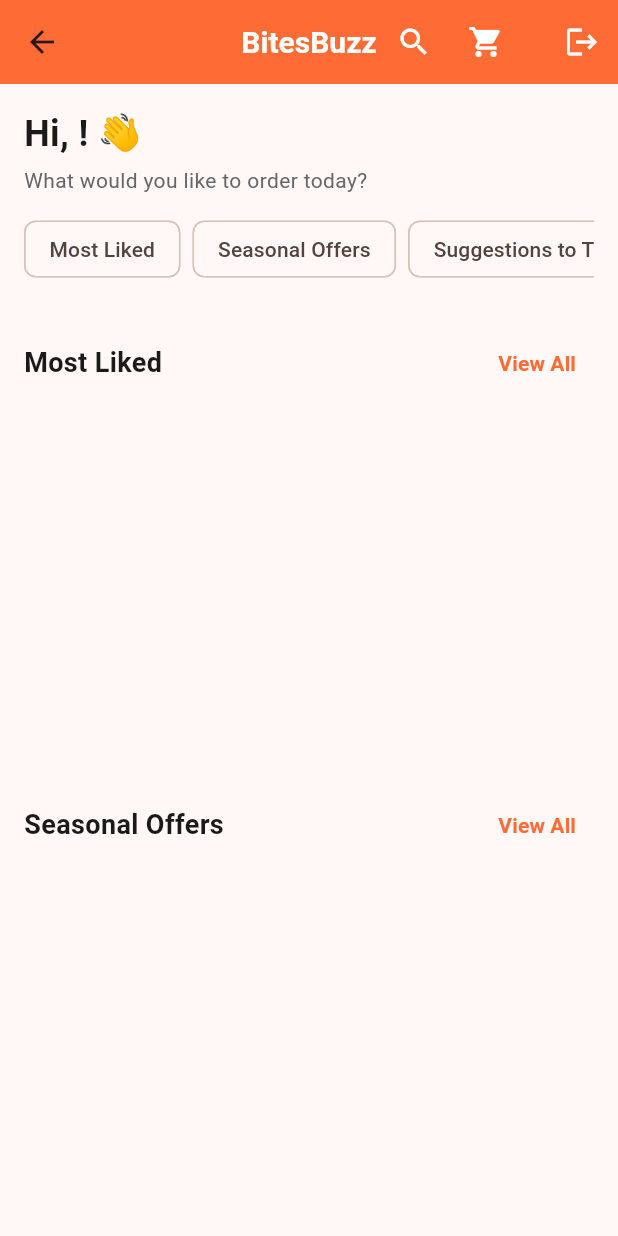
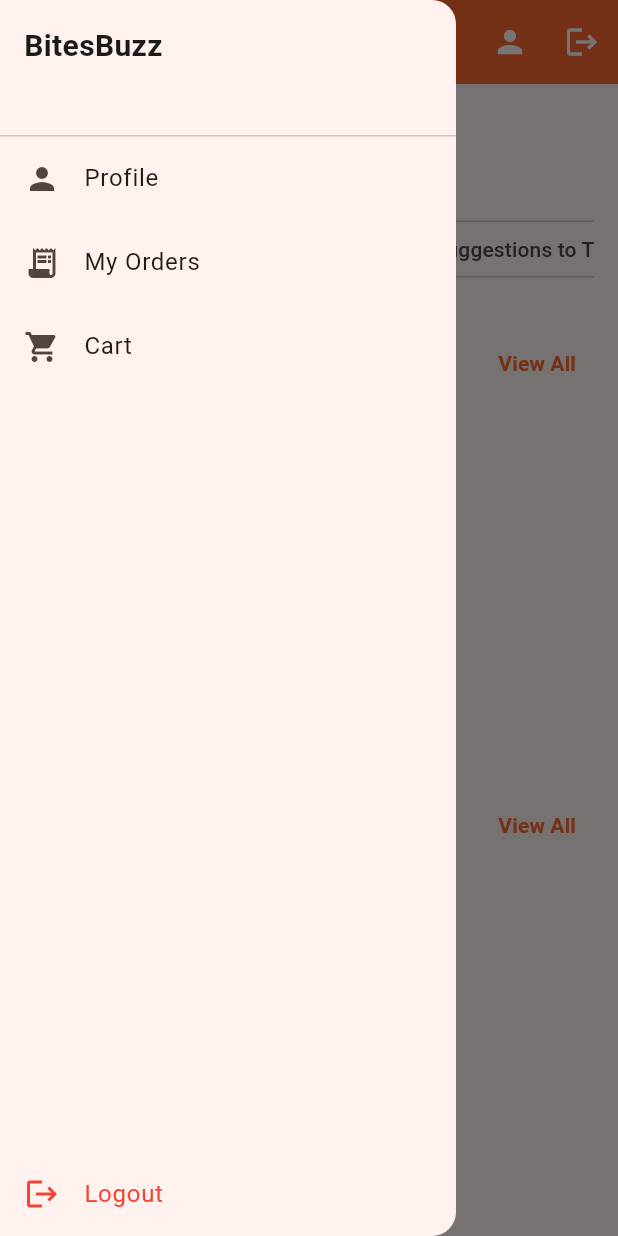
Before and after one commit to laibaAttique/FoodOrdering, a Flutter app: the HomeScreen screen opened by its route, with the side drawer open (before the commit the screen has no drawer), on a phone screen of 412 x 824 dp. Run offline on Flutter 3.47's test engine with Material 3 defaults, Android fonts, the phone set to English and light mode, and no system bars; our stand-ins replace cloud_firestore, firebase_auth, firebase_core, flutter_map, latlong2, shared_preferences; accounts and stored records are empty.

Commit message:
Asked_Commit

```diff
--- a/lib/main.dart
+++ b/lib/main.dart
@@ -14,6 +14,7 @@
 import 'screens/menu_screen.dart';
 import 'screens/checkout_screen.dart';
 import 'screens/order_history_screen.dart';
+import 'screens/order_tracking_screen.dart';
 import 'screens/profile_screen.dart';
 import 'screens/item_details_screen.dart';
 
@@ -211,6 +212,10 @@
               '/menu': (context) => const MenuScreen(),
               '/checkout': (context) => const CheckoutScreen(),
               '/order-history': (context) => const OrderHistoryScreen(),
+              '/order-tracking': (context) {
+                final args = ModalRoute.of(context)?.settings.arguments as String?;
+                return OrderTrackingScreen(orderId: args ?? '');
+              },
               '/profile': (context) => const ProfileScreen(),
               // TODO: Add routes as screens are implemented
               // '/item-details': (context) => const ItemDetailsScreen(),
--- a/lib/providers/order_provider.dart
+++ b/lib/providers/order_provider.dart
@@ -10,16 +10,23 @@
   final FirestoreService _firestoreService = FirestoreService();
   final Uuid _uuid = const Uuid();
 
+  static const Map<String, double> _defaultTrackingLocation = {
+    'lat': 31.5204,
+    'lng': 74.3587,
+  };
+
   List<OrderModel> _orders = [];
   List<OrderModel> _activeOrders = [];
   bool _isLoading = false;
   String? _userId;
+  String? _lastError;
 
   // Getters
   List<OrderModel> get orders => _orders;
   List<OrderModel> get activeOrders => _activeOrders;
   bool get isLoading => _isLoading;
   bool get hasActiveOrders => _activeOrders.isNotEmpty;
+  String? get lastError => _lastError;
 
   /// Set user ID and load orders
   Future<void> setUserId(String? userId) async {
@@ -39,6 +46,7 @@
 
     try {
       _isLoading = true;
+      _lastError = null;
       notifyListeners();
 
       _orders = await _firestoreService.getUserOrders(_userId!);
@@ -50,6 +58,7 @@
       if (kDebugMode) {
         print('Error loading orders: $e');
       }
+      _lastError = e.toString();
       _isLoading = false;
       notifyListeners();
     }
@@ -86,6 +95,7 @@
         status: OrderStatus.placed,
         deliveryAddress: deliveryAddress,
         deliveryInstructions: deliveryInstructions,
+        deliveryLocation: orderType == OrderType.delivery ? _defaultTrackingLocation : null,
         paymentMethod: 'Cash on Delivery',
         createdAt: DateTime.now(),
       );
@@ -123,6 +133,14 @@
     return _firestoreService.streamOrder(orderId);
   }
 
+  Future<void> updateDeliveryLocation(
+    String orderId, {
+    required double lat,
+    required double lng,
+  }) async {
+    await _firestoreService.updateOrderDeliveryLocation(orderId, lat: lat, lng: lng);
+  }
+
   /// Refresh orders
   Future<void> refreshOrders() async {
     await loadOrders();
--- a/lib/screens/home_screen.dart
+++ b/lib/screens/home_screen.dart
@@ -60,6 +60,73 @@
         'Guest';
 
     return Scaffold(
+      drawer: Drawer(
+        child: SafeArea(
+          child: Column(
+            crossAxisAlignment: CrossAxisAlignment.stretch,
+            children: [
+              Padding(
+                padding: const EdgeInsets.all(16),
+                child: Column(
+                  crossAxisAlignment: CrossAxisAlignment.start,
+                  children: [
+                    const Text(
+                      'BitesBuzz',
+                      style: TextStyle(
+                        fontSize: 20,
+                        fontWeight: FontWeight.bold,
+                        color: Color(0xFF1A1A1A),
+                      ),
+                    ),
+                    const SizedBox(height: 8),
+                    Text(
+                      displayName,
+                      style: const TextStyle(
+                        fontSize: 14,
+                        color: Color(0xFF666666),
+                      ),
+                    ),
+                  ],
+                ),
+              ),
+              const Divider(height: 1),
+              ListTile(
+                leading: const Icon(Icons.person),
+                title: const Text('Profile'),
+                onTap: () {
+                  Navigator.pop(context);
+                  Navigator.pushNamed(context, '/profile');
+                },
+              ),
+              ListTile(
+                leading: const Icon(Icons.receipt_long),
+                title: const Text('My Orders'),
+                onTap: () {
+                  Navigator.pop(context);
+                  Navigator.pushNamed(context, '/order-history');
+                },
+              ),
+              ListTile(
+                leading: const Icon(Icons.shopping_cart),
+                title: const Text('Cart'),
+                onTap: () {
+                  Navigator.pop(context);
+                  Navigator.pushNamed(context, '/cart');
+                },
+              ),
+              const Spacer(),
+              ListTile(
+                leading: const Icon(Icons.logout, color: Colors.red),
+                title: const Text('Logout', style: TextStyle(color: Colors.red)),
+                onTap: () async {
+                  Navigator.pop(context);
+                  await _handleLogout(context);
+                },
+              ),
+            ],
+          ),
+        ),
+      ),
       floatingActionButton: Consumer<CartProvider>(
         builder: (context, cart, child) {
           if (cart.itemCount == 0) return const SizedBox();
@@ -139,6 +206,13 @@
                   ),
                   ],
               ),
+          ),
+          IconButton(
+            icon: const Icon(Icons.person, color: Colors.white),
+            tooltip: 'Profile',
+            onPressed: () {
+              Navigator.pushNamed(context, '/profile');
+            },
           ),
           IconButton(
             icon: const Icon(Icons.logout, color: Colors.white),
```
Also changed, not shown: lib/models/cart_item.dart (+19 -2 lines), lib/models/order_model.dart (+39 -8 lines), lib/screens/order_history_screen.dart (+51 -5 lines), lib/screens/order_tracking_screen.dart (added, +246 -0 lines), lib/services/firestore_service.dart (+48 -15 lines), 54 other files.
